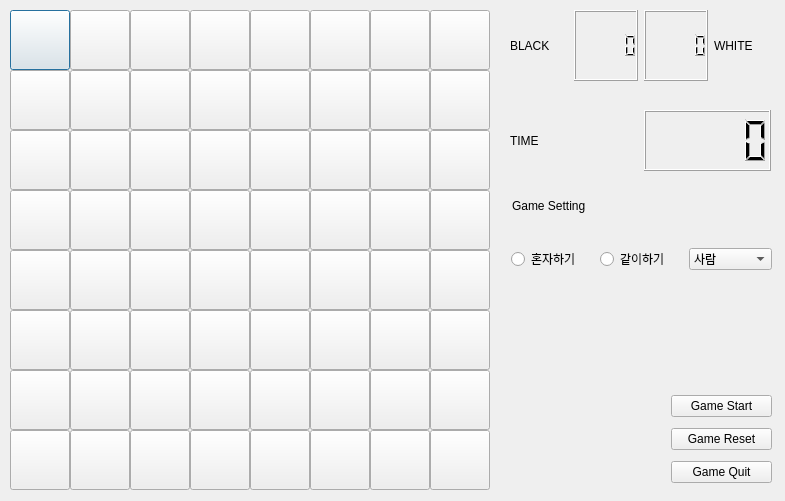
The window that Reverse_Othello.ui (heuristicwave/Reverse_Othello) describes before a commit, drawn with Qt 5.
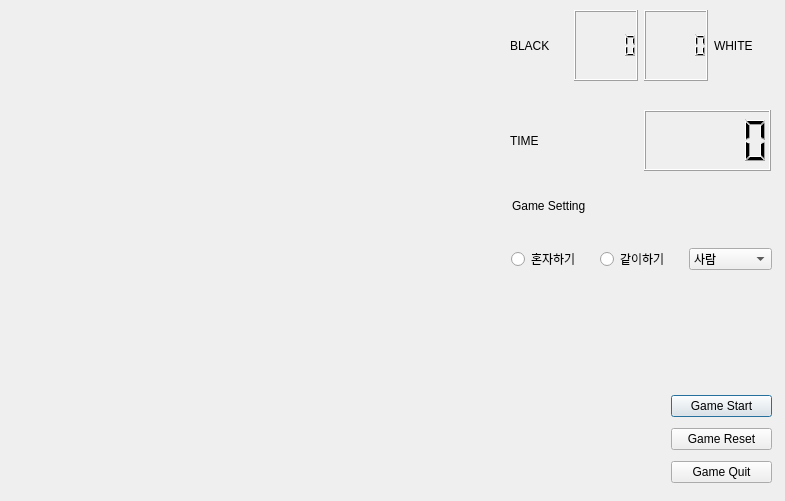
The same window after the commit.

What changed in the file:
```diff
--- a/Reverse_Othello.ui
+++ b/Reverse_Othello.ui
@@ -13,19 +13,6 @@
   <property name="windowTitle">
    <string>Dialog</string>
   </property>
-  <widget class="QPushButton" name="plate_00">
-   <property name="geometry">
-    <rect>
-     <x>10</x>
-     <y>10</y>
-     <width>60</width>
-     <height>60</height>
-    </rect>
-   </property>
-   <property name="text">
-    <string/>
-   </property>
-  </widget>
   <widget class="QWidget" name="horizontalLayoutWidget">
    <property name="geometry">
     <rect>
@@ -153,825 +140,6 @@
     </item>
    </layout>
   </widget>
-  <widget class="QPushButton" name="plate_01">
-   <property name="geometry">
-    <rect>
-     <x>70</x>
-     <y>10</y>
-     <width>60</width>
-     <height>60</height>
-    </rect>
-   </property>
-   <property name="text">
-    <string/>
-   </property>
-  </widget>
-  <widget class="QPushButton" name="plate_02">
-   <property name="geometry">
-    <rect>
-     <x>130</x>
-     <y>10</y>
-     <width>60</width>
-     <height>60</height>
-    </rect>
-   </property>
-   <property name="text">
-    <string/>
-   </property>
-  </widget>
-  <widget class="QPushButton" name="plate_06">
-   <property name="geometry">
-    <rect>
-     <x>370</x>
-     <y>10</y>
-     <width>60</width>
-     <height>60</height>
-    </rect>
-   </property>
-   <property name="text">
-    <string/>
-   </property>
-  </widget>
-  <widget class="QPushButton" name="plate_07">
-   <property name="geometry">
-    <rect>
-     <x>430</x>
-     <y>10</y>
-     <width>60</width>
-     <height>60</height>
-    </rect>
-   </property>
-   <property name="text">
-    <string/>
-   </property>
-  </widget>
-  <widget class="QPushButton" name="plate_03">
-   <property name="geometry">
-    <rect>
-     <x>190</x>
-     <y>10</y>
-     <width>60</width>
-     <height>60</height>
-    </rect>
-   </property>
-   <property name="text">
-    <string/>
-   </property>
-  </widget>
-  <widget class="QPushButton" name="plate_05">
-   <property name="geometry">
-    <rect>
-     <x>310</x>
-     <y>10</y>
-     <width>60</width>
-     <height>60</height>
-    </rect>
-   </property>
-   <property name="text">
-    <string/>
-   </property>
-  </widget>
-  <widget class="QPushButton" name="plate_04">
-   <property name="geometry">
-    <rect>
-     <x>250</x>
-     <y>10</y>
-     <width>60</width>
-     <height>60</height>
-    </rect>
-   </property>
-   <property name="text">
-    <string/>
-   </property>
-  </widget>
-  <widget class="QPushButton" name="plate_10">
-   <property name="geometry">
-    <rect>
-     <x>10</x>
-     <y>70</y>
-     <width>60</width>
-     <height>60</height>
-    </rect>
-   </property>
-   <property name="text">
-    <string/>
-   </property>
-  </widget>
-  <widget class="QPushButton" name="plate_17">
-   <property name="geometry">
-    <rect>
-     <x>430</x>
-     <y>70</y>
-     <width>60</width>
-     <height>60</height>
-    </rect>
-   </property>
-   <property name="text">
-    <string/>
-   </property>
-  </widget>
-  <widget class="QPushButton" name="plate_12">
-   <property name="geometry">
-    <rect>
-     <x>130</x>
-     <y>70</y>
-     <width>60</width>
-     <height>60</height>
-    </rect>
-   </property>
-   <property name="text">
-    <string/>
-   </property>
-  </widget>
-  <widget class="QPushButton" name="plate_13">
-   <property name="geometry">
-    <rect>
-     <x>190</x>
-     <y>70</y>
-     <width>60</width>
-     <height>60</height>
-    </rect>
-   </property>
-   <property name="text">
-    <string/>
-   </property>
-  </widget>
-  <widget class="QPushButton" name="plate_15">
-   <property name="geometry">
-    <rect>
-     <x>310</x>
-     <y>70</y>
-     <width>60</width>
-     <height>60</height>
-    </rect>
-   </property>
-   <property name="text">
-    <string/>
-   </property>
-  </widget>
-  <widget class="QPushButton" name="plate_16">
-   <property name="geometry">
-    <rect>
-     <x>370</x>
-     <y>70</y>
-     <width>60</width>
-     <height>60</height>
-    </rect>
-   </property>
-   <property name="text">
-    <string/>
-   </property>
-  </widget>
-  <widget class="QPushButton" name="plate_11">
-   <property name="geometry">
-    <rect>
-     <x>70</x>
-     <y>70</y>
-     <width>60</width>
-     <height>60</height>
-    </rect>
-   </property>
-   <property name="text">
-    <string/>
-   </property>
-  </widget>
-  <widget class="QPushButton" name="plate_14">
-   <property name="geometry">
-    <rect>
-     <x>250</x>
-     <y>70</y>
-     <width>60</width>
-     <height>60</height>
-    </rect>
-   </property>
-   <property name="text">
-    <string/>
-   </property>
-  </widget>
-  <widget class="QPushButton" name="plate_20">
-   <property name="geometry">
-    <rect>
-     <x>10</x>
-     <y>130</y>
-     <width>60</width>
-     <height>60</height>
-    </rect>
-   </property>
-   <property name="text">
-    <string/>
-   </property>
-  </widget>
-  <widget class="QPushButton" name="plate_27">
-   <property name="geometry">
-    <rect>
-     <x>430</x>
-     <y>130</y>
-     <width>60</width>
-     <height>60</height>
-    </rect>
-   </property>
-   <property name="text">
-    <string/>
-   </property>
-  </widget>
-  <widget class="QPushButton" name="plate_32">
-   <property name="geometry">
-    <rect>
-     <x>130</x>
-     <y>190</y>
-     <width>60</width>
-     <height>60</height>
-    </rect>
-   </property>
-   <property name="text">
-    <string/>
-   </property>
-  </widget>
-  <widget class="QPushButton" name="plate_22">
-   <property name="geometry">
-    <rect>
-     <x>130</x>
-     <y>130</y>
-     <width>60</width>
-     <height>60</height>
-    </rect>
-   </property>
-   <property name="text">
-    <string/>
-   </property>
-  </widget>
-  <widget class="QPushButton" name="plate_33">
-   <property name="geometry">
-    <rect>
-     <x>190</x>
-     <y>190</y>
-     <width>60</width>
-     <height>60</height>
-    </rect>
-   </property>
-   <property name="text">
-    <string/>
-   </property>
-  </widget>
-  <widget class="QPushButton" name="plate_34">
-   <property name="geometry">
-    <rect>
-     <x>250</x>
-     <y>190</y>
-     <width>60</width>
-     <height>60</height>
-    </rect>
-   </property>
-   <property name="text">
-    <string/>
-   </property>
-  </widget>
-  <widget class="QPushButton" name="plate_23">
-   <property name="geometry">
-    <rect>
-     <x>190</x>
-     <y>130</y>
-     <width>60</width>
-     <height>60</height>
-    </rect>
-   </property>
-   <property name="text">
-    <string/>
-   </property>
-  </widget>
-  <widget class="QPushButton" name="plate_25">
-   <property name="geometry">
-    <rect>
-     <x>310</x>
-     <y>130</y>
-     <width>60</width>
-     <height>60</height>
-    </rect>
-   </property>
-   <property name="text">
-    <string/>
-   </property>
-  </widget>
-  <widget class="QPushButton" name="plate_35">
-   <property name="geometry">
-    <rect>
-     <x>310</x>
-     <y>190</y>
-     <width>60</width>
-     <height>60</height>
-    </rect>
-   </property>
-   <property name="text">
-    <string/>
-   </property>
-  </widget>
-  <widget class="QPushButton" name="plate_31">
-   <property name="geometry">
-    <rect>
-     <x>70</x>
-     <y>190</y>
-     <width>60</width>
-     <height>60</height>
-    </rect>
-   </property>
-   <property name="text">
-    <string/>
-   </property>
-  </widget>
-  <widget class="QPushButton" name="plate_37">
-   <property name="geometry">
-    <rect>
-     <x>430</x>
-     <y>190</y>
-     <width>60</width>
-     <height>60</height>
-    </rect>
-   </property>
-   <property name="text">
-    <string/>
-   </property>
-  </widget>
-  <widget class="QPushButton" name="plate_26">
-   <property name="geometry">
-    <rect>
-     <x>370</x>
-     <y>130</y>
-     <width>60</width>
-     <height>60</height>
-    </rect>
-   </property>
-   <property name="text">
-    <string/>
-   </property>
-  </widget>
-  <widget class="QPushButton" name="plate_30">
-   <property name="geometry">
-    <rect>
-     <x>10</x>
-     <y>190</y>
-     <width>60</width>
-     <height>60</height>
-    </rect>
-   </property>
-   <property name="text">
-    <string/>
-   </property>
-  </widget>
-  <widget class="QPushButton" name="plate_21">
-   <property name="geometry">
-    <rect>
-     <x>70</x>
-     <y>130</y>
-     <width>60</width>
-     <height>60</height>
-    </rect>
-   </property>
-   <property name="text">
-    <string/>
-   </property>
-  </widget>
-  <widget class="QPushButton" name="plate_24">
-   <property name="geometry">
-    <rect>
-     <x>250</x>
-     <y>130</y>
-     <width>60</width>
-     <height>60</height>
-    </rect>
-   </property>
-   <property name="text">
-    <string/>
-   </property>
-  </widget>
-  <widget class="QPushButton" name="plate_36">
-   <property name="geometry">
-    <rect>
-     <x>370</x>
-     <y>190</y>
-     <width>60</width>
-     <height>60</height>
-    </rect>
-   </property>
-   <property name="text">
-    <string/>
-   </property>
-  </widget>
-  <widget class="QPushButton" name="plate_57">
-   <property name="geometry">
-    <rect>
-     <x>430</x>
-     <y>310</y>
-     <width>60</width>
-     <height>60</height>
-    </rect>
-   </property>
-   <property name="text">
-    <string/>
-   </property>
-  </widget>
-  <widget class="QPushButton" name="plate_62">
-   <property name="geometry">
-    <rect>
-     <x>130</x>
-     <y>370</y>
-     <width>60</width>
-     <height>60</height>
-    </rect>
-   </property>
-   <property name="text">
-    <string/>
-   </property>
-  </widget>
-  <widget class="QPushButton" name="plate_51">
-   <property name="geometry">
-    <rect>
-     <x>70</x>
-     <y>310</y>
-     <width>60</width>
-     <height>60</height>
-    </rect>
-   </property>
-   <property name="text">
-    <string/>
-   </property>
-  </widget>
-  <widget class="QPushButton" name="plate_70">
-   <property name="geometry">
-    <rect>
-     <x>10</x>
-     <y>430</y>
-     <width>60</width>
-     <height>60</height>
-    </rect>
-   </property>
-   <property name="text">
-    <string/>
-   </property>
-  </widget>
-  <widget class="QPushButton" name="plate_60">
-   <property name="geometry">
-    <rect>
-     <x>10</x>
-     <y>370</y>
-     <width>60</width>
-     <height>60</height>
-    </rect>
-   </property>
-   <property name="text">
-    <string/>
-   </property>
-  </widget>
-  <widget class="QPushButton" name="plate_41">
-   <property name="geometry">
-    <rect>
-     <x>70</x>
-     <y>250</y>
-     <width>60</width>
-     <height>60</height>
-    </rect>
-   </property>
-   <property name="text">
-    <string/>
-   </property>
-  </widget>
-  <widget class="QPushButton" name="plate_77">
-   <property name="geometry">
-    <rect>
-     <x>430</x>
-     <y>430</y>
-     <width>60</width>
-     <height>60</height>
-    </rect>
-   </property>
-   <property name="text">
-    <string/>
-   </property>
-  </widget>
-  <widget class="QPushButton" name="plate_43">
-   <property name="geometry">
-    <rect>
-     <x>190</x>
-     <y>250</y>
-     <width>60</width>
-     <height>60</height>
-    </rect>
-   </property>
-   <property name="text">
-    <string/>
-   </property>
-  </widget>
-  <widget class="QPushButton" name="plate_73">
-   <property name="geometry">
-    <rect>
-     <x>190</x>
-     <y>430</y>
-     <width>60</width>
-     <height>60</height>
-    </rect>
-   </property>
-   <property name="text">
-    <string/>
-   </property>
-  </widget>
-  <widget class="QPushButton" name="plate_65">
-   <property name="geometry">
-    <rect>
-     <x>310</x>
-     <y>370</y>
-     <width>60</width>
-     <height>60</height>
-    </rect>
-   </property>
-   <property name="text">
-    <string/>
-   </property>
-  </widget>
-  <widget class="QPushButton" name="plate_61">
-   <property name="geometry">
-    <rect>
-     <x>70</x>
-     <y>370</y>
-     <width>60</width>
-     <height>60</height>
-    </rect>
-   </property>
-   <property name="text">
-    <string/>
-   </property>
-  </widget>
-  <widget class="QPushButton" name="plate_54">
-   <property name="geometry">
-    <rect>
-     <x>250</x>
-     <y>310</y>
-     <width>60</width>
-     <height>60</height>
-    </rect>
-   </property>
-   <property name="text">
-    <string/>
-   </property>
-  </widget>
-  <widget class="QPushButton" name="plate_46">
-   <property name="geometry">
-    <rect>
-     <x>370</x>
-     <y>250</y>
-     <width>60</width>
-     <height>60</height>
-    </rect>
-   </property>
-   <property name="text">
-    <string/>
-   </property>
-  </widget>
-  <widget class="QPushButton" name="plate_47">
-   <property name="geometry">
-    <rect>
-     <x>430</x>
-     <y>250</y>
-     <width>60</width>
-     <height>60</height>
-    </rect>
-   </property>
-   <property name="text">
-    <string/>
-   </property>
-  </widget>
-  <widget class="QPushButton" name="plate_76">
-   <property name="geometry">
-    <rect>
-     <x>370</x>
-     <y>430</y>
-     <width>60</width>
-     <height>60</height>
-    </rect>
-   </property>
-   <property name="text">
-    <string/>
-   </property>
-  </widget>
-  <widget class="QPushButton" name="plate_52">
-   <property name="geometry">
-    <rect>
-     <x>130</x>
-     <y>310</y>
-     <width>60</width>
-     <height>60</height>
-    </rect>
-   </property>
-   <property name="text">
-    <string/>
-   </property>
-  </widget>
-  <widget class="QPushButton" name="plate_72">
-   <property name="geometry">
-    <rect>
-     <x>130</x>
-     <y>430</y>
-     <width>60</width>
-     <height>60</height>
-    </rect>
-   </property>
-   <property name="text">
-    <string/>
-   </property>
-  </widget>
-  <widget class="QPushButton" name="plate_75">
-   <property name="geometry">
-    <rect>
-     <x>310</x>
-     <y>430</y>
-     <width>60</width>
-     <height>60</height>
-    </rect>
-   </property>
-   <property name="text">
-    <string/>
-   </property>
-  </widget>
-  <widget class="QPushButton" name="plate_45">
-   <property name="geometry">
-    <rect>
-     <x>310</x>
-     <y>250</y>
-     <width>60</width>
-     <height>60</height>
-    </rect>
-   </property>
-   <property name="text">
-    <string/>
-   </property>
-  </widget>
-  <widget class="QPushButton" name="plate_63">
-   <property name="geometry">
-    <rect>
-     <x>190</x>
-     <y>370</y>
-     <width>60</width>
-     <height>60</height>
-    </rect>
-   </property>
-   <property name="text">
-    <string/>
-   </property>
-  </widget>
-  <widget class="QPushButton" name="plate_71">
-   <property name="geometry">
-    <rect>
-     <x>70</x>
-     <y>430</y>
-     <width>60</width>
-     <height>60</height>
-    </rect>
-   </property>
-   <property name="text">
-    <string/>
-   </property>
-  </widget>
-  <widget class="QPushButton" name="plate_42">
-   <property name="geometry">
-    <rect>
-     <x>130</x>
-     <y>250</y>
-     <width>60</width>
-     <height>60</height>
-    </rect>
-   </property>
-   <property name="text">
-    <string/>
-   </property>
-  </widget>
-  <widget class="QPushButton" name="plate_67">
-   <property name="geometry">
-    <rect>
-     <x>430</x>
-     <y>370</y>
-     <width>60</width>
-     <height>60</height>
-    </rect>
-   </property>
-   <property name="text">
-    <string/>
-   </property>
-  </widget>
-  <widget class="QPushButton" name="plate_74">
-   <property name="geometry">
-    <rect>
-     <x>250</x>
-     <y>430</y>
-     <width>60</width>
-     <height>60</height>
-    </rect>
-   </property>
-   <property name="text">
-    <string/>
-   </property>
-  </widget>
-  <widget class="QPushButton" name="plate_44">
-   <property name="geometry">
-    <rect>
-     <x>250</x>
-     <y>250</y>
-     <width>60</width>
-     <height>60</height>
-    </rect>
-   </property>
-   <property name="text">
-    <string/>
-   </property>
-  </widget>
-  <widget class="QPushButton" name="plate_53">
-   <property name="geometry">
-    <rect>
-     <x>190</x>
-     <y>310</y>
-     <width>60</width>
-     <height>60</height>
-    </rect>
-   </property>
-   <property name="text">
-    <string/>
-   </property>
-  </widget>
-  <widget class="QPushButton" name="plate_55">
-   <property name="geometry">
-    <rect>
-     <x>310</x>
-     <y>310</y>
-     <width>60</width>
-     <height>60</height>
-    </rect>
-   </property>
-   <property name="text">
-    <string/>
-   </property>
-  </widget>
-  <widget class="QPushButton" name="plate_50">
-   <property name="geometry">
-    <rect>
-     <x>10</x>
-     <y>310</y>
-     <width>60</width>
-     <height>60</height>
-    </rect>
-   </property>
-   <property name="text">
-    <string/>
-   </property>
-  </widget>
-  <widget class="QPushButton" name="plate_66">
-   <property name="geometry">
-    <rect>
-     <x>370</x>
-     <y>370</y>
-     <width>60</width>
-     <height>60</height>
-    </rect>
-   </property>
-   <property name="text">
-    <string/>
-   </property>
-  </widget>
-  <widget class="QPushButton" name="plate_64">
-   <property name="geometry">
-    <rect>
-     <x>250</x>
-     <y>370</y>
-     <width>60</width>
-     <height>60</height>
-    </rect>
-   </property>
-   <property name="text">
-    <string/>
-   </property>
-  </widget>
-  <widget class="QPushButton" name="plate_40">
-   <property name="geometry">
-    <rect>
-     <x>10</x>
-     <y>250</y>
-     <width>60</width>
-     <height>60</height>
-    </rect>
-   </property>
-   <property name="text">
-    <string/>
-   </property>
-  </widget>
-  <widget class="QPushButton" name="plate_56">
-   <property name="geometry">
-    <rect>
-     <x>370</x>
-     <y>310</y>
-     <width>60</width>
-     <height>60</height>
-    </rect>
-   </property>
-   <property name="text">
-    <string/>
-   </property>
-  </widget>
   <widget class="QLabel" name="label_4">
    <property name="geometry">
     <rect>
```
